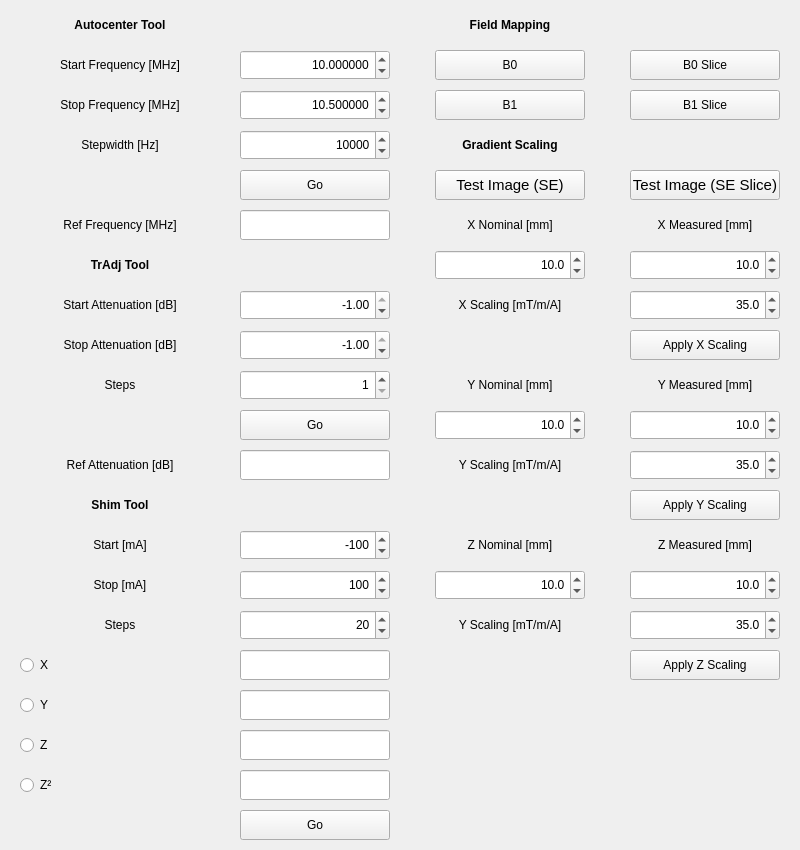
The window that Applications/relax2/ui/tools.ui (OpenMRI/ocra) describes before a commit, drawn with Qt 5.
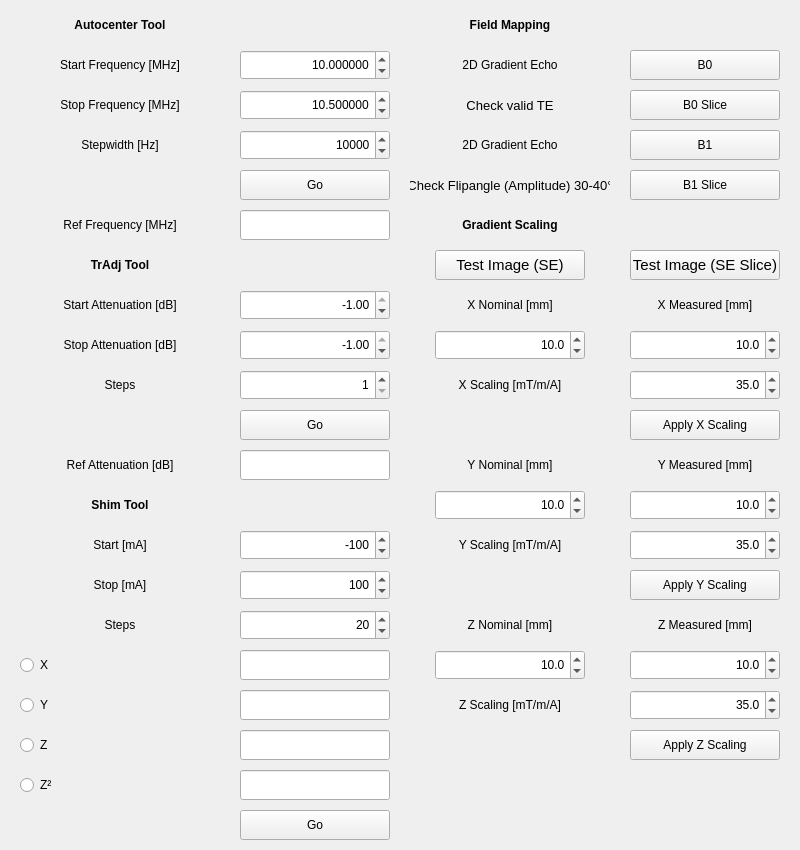
The same window after the commit.

```diff
--- a/Applications/relax2/ui/tools.ui
+++ b/Applications/relax2/ui/tools.ui
@@ -50,6 +50,94 @@
     <property name="spacing">
      <number>5</number>
     </property>
+    <item row="11" column="3">
+     <widget class="QLabel" name="label_20">
+      <property name="minimumSize">
+       <size>
+        <width>150</width>
+        <height>30</height>
+       </size>
+      </property>
+      <property name="maximumSize">
+       <size>
+        <width>150</width>
+        <height>30</height>
+       </size>
+      </property>
+      <property name="text">
+       <string>Y Measured [mm]</string>
+      </property>
+      <property name="alignment">
+       <set>Qt::AlignCenter</set>
+      </property>
+     </widget>
+    </item>
+    <item row="18" column="3">
+     <widget class="QPushButton" name="Apply_ZScaling_pushButton">
+      <property name="minimumSize">
+       <size>
+        <width>150</width>
+        <height>30</height>
+       </size>
+      </property>
+      <property name="maximumSize">
+       <size>
+        <width>150</width>
+        <height>30</height>
+       </size>
+      </property>
+      <property name="text">
+       <string>Apply Z Scaling</string>
+      </property>
+      <property name="autoDefault">
+       <bool>false</bool>
+      </property>
+     </widget>
+    </item>
+    <item row="13" column="2">
+     <widget class="QLabel" name="label_24">
+      <property name="minimumSize">
+       <size>
+        <width>200</width>
+        <height>30</height>
+       </size>
+      </property>
+      <property name="maximumSize">
+       <size>
+        <width>200</width>
+        <height>30</height>
+       </size>
+      </property>
+      <property name="text">
+       <string>Y Scaling [mT/m/A]</string>
+      </property>
+      <property name="alignment">
+       <set>Qt::AlignCenter</set>
+      </property>
+     </widget>
+    </item>
+    <item row="11" column="2">
+     <widget class="QLabel" name="label_19">
+      <property name="minimumSize">
+       <size>
+        <width>200</width>
+        <height>30</height>
+       </size>
+      </property>
+      <property name="maximumSize">
+       <size>
+        <width>200</width>
+        <height>30</height>
+       </size>
+      </property>
+      <property name="text">
+       <string>Y Nominal [mm]</string>
+      </property>
+      <property name="alignment">
+       <set>Qt::AlignCenter</set>
+      </property>
+     </widget>
+    </item>
     <item row="7" column="1">
      <widget class="QDoubleSpinBox" name="FA_Start_Attenuation_doubleSpinBox">
       <property name="minimumSize">
@@ -936,364 +1024,7 @@
       </property>
      </widget>
     </item>
-    <item row="1" column="3">
-     <widget class="QPushButton" name="Field_Map_B0_Slice_pushButton">
-      <property name="minimumSize">
-       <size>
-        <width>150</width>
-        <height>30</height>
-       </size>
-      </property>
-      <property name="maximumSize">
-       <size>
-        <width>150</width>
-        <height>30</height>
-       </size>
-      </property>
-      <property name="text">
-       <string>B0 Slice</string>
-      </property>
-      <property name="autoDefault">
-       <bool>false</bool>
-      </property>
-     </widget>
-    </item>
-    <item row="2" column="3">
-     <widget class="QPushButton" name="Field_Map_B1_Slice_pushButton">
-      <property name="minimumSize">
-       <size>
-        <width>150</width>
-        <height>30</height>
-       </size>
-      </property>
-      <property name="maximumSize">
-       <size>
-        <width>150</width>
-        <height>30</height>
-       </size>
-      </property>
-      <property name="text">
-       <string>B1 Slice</string>
-      </property>
-      <property name="autoDefault">
-       <bool>false</bool>
-      </property>
-     </widget>
-    </item>
-    <item row="1" column="2">
-     <layout class="QHBoxLayout" name="horizontalLayout_2">
-      <property name="spacing">
-       <number>0</number>
-      </property>
-      <item>
-       <widget class="QPushButton" name="Field_Map_B0_pushButton">
-        <property name="minimumSize">
-         <size>
-          <width>150</width>
-          <height>30</height>
-         </size>
-        </property>
-        <property name="maximumSize">
-         <size>
-          <width>150</width>
-          <height>30</height>
-         </size>
-        </property>
-        <property name="text">
-         <string>B0</string>
-        </property>
-        <property name="autoDefault">
-         <bool>false</bool>
-        </property>
-       </widget>
-      </item>
-     </layout>
-    </item>
-    <item row="2" column="2">
-     <layout class="QHBoxLayout" name="horizontalLayout">
-      <property name="spacing">
-       <number>0</number>
-      </property>
-      <item>
-       <widget class="QPushButton" name="Field_Map_B1_pushButton">
-        <property name="minimumSize">
-         <size>
-          <width>150</width>
-          <height>30</height>
-         </size>
-        </property>
-        <property name="maximumSize">
-         <size>
-          <width>150</width>
-          <height>30</height>
-         </size>
-        </property>
-        <property name="text">
-         <string>B1</string>
-        </property>
-        <property name="autoDefault">
-         <bool>false</bool>
-        </property>
-       </widget>
-      </item>
-     </layout>
-    </item>
-    <item row="4" column="2">
-     <layout class="QHBoxLayout" name="horizontalLayout_3">
-      <property name="spacing">
-       <number>0</number>
-      </property>
-      <item>
-       <widget class="QPushButton" name="Field_Map_Gradient_pushButton">
-        <property name="minimumSize">
-         <size>
-          <width>150</width>
-          <height>30</height>
-         </size>
-        </property>
-        <property name="maximumSize">
-         <size>
-          <width>150</width>
-          <height>30</height>
-         </size>
-        </property>
-        <property name="font">
-         <font>
-          <pointsize>11</pointsize>
-         </font>
-        </property>
-        <property name="text">
-         <string>Test Image (SE)</string>
-        </property>
-        <property name="autoDefault">
-         <bool>false</bool>
-        </property>
-       </widget>
-      </item>
-     </layout>
-    </item>
-    <item row="4" column="3">
-     <widget class="QPushButton" name="Field_Map_Gradient_Slice_pushButton">
-      <property name="minimumSize">
-       <size>
-        <width>150</width>
-        <height>30</height>
-       </size>
-      </property>
-      <property name="maximumSize">
-       <size>
-        <width>150</width>
-        <height>30</height>
-       </size>
-      </property>
-      <property name="font">
-       <font>
-        <pointsize>11</pointsize>
-       </font>
-      </property>
-      <property name="text">
-       <string>Test Image (SE Slice)</string>
-      </property>
-      <property name="autoDefault">
-       <bool>false</bool>
-      </property>
-     </widget>
-    </item>
-    <item row="3" column="2">
-     <widget class="QLabel" name="label_16">
-      <property name="minimumSize">
-       <size>
-        <width>200</width>
-        <height>30</height>
-       </size>
-      </property>
-      <property name="maximumSize">
-       <size>
-        <width>200</width>
-        <height>30</height>
-       </size>
-      </property>
-      <property name="font">
-       <font>
-        <weight>75</weight>
-        <bold>true</bold>
-       </font>
-      </property>
-      <property name="text">
-       <string>Gradient Scaling</string>
-      </property>
-      <property name="alignment">
-       <set>Qt::AlignCenter</set>
-      </property>
-     </widget>
-    </item>
-    <item row="6" column="3">
-     <widget class="QDoubleSpinBox" name="GradientScaling_XMeasured_doubleSpinBox">
-      <property name="minimumSize">
-       <size>
-        <width>150</width>
-        <height>30</height>
-       </size>
-      </property>
-      <property name="maximumSize">
-       <size>
-        <width>150</width>
-        <height>30</height>
-       </size>
-      </property>
-      <property name="alignment">
-       <set>Qt::AlignRight|Qt::AlignTrailing|Qt::AlignVCenter</set>
-      </property>
-      <property name="decimals">
-       <number>1</number>
-      </property>
-      <property name="maximum">
-       <double>1000.000000000000000</double>
-      </property>
-      <property name="singleStep">
-       <double>0.100000000000000</double>
-      </property>
-      <property name="value">
-       <double>10.000000000000000</double>
-      </property>
-     </widget>
-    </item>
-    <item row="6" column="2">
-     <layout class="QHBoxLayout" name="horizontalLayout_4">
-      <property name="spacing">
-       <number>0</number>
-      </property>
-      <item>
-       <widget class="QDoubleSpinBox" name="GradientScaling_XNominal_doubleSpinBox">
-        <property name="minimumSize">
-         <size>
-          <width>150</width>
-          <height>30</height>
-         </size>
-        </property>
-        <property name="maximumSize">
-         <size>
-          <width>150</width>
-          <height>30</height>
-         </size>
-        </property>
-        <property name="alignment">
-         <set>Qt::AlignRight|Qt::AlignTrailing|Qt::AlignVCenter</set>
-        </property>
-        <property name="decimals">
-         <number>1</number>
-        </property>
-        <property name="maximum">
-         <double>1000.000000000000000</double>
-        </property>
-        <property name="singleStep">
-         <double>0.100000000000000</double>
-        </property>
-        <property name="value">
-         <double>10.000000000000000</double>
-        </property>
-       </widget>
-      </item>
-     </layout>
-    </item>
-    <item row="5" column="2">
-     <widget class="QLabel" name="label_17">
-      <property name="minimumSize">
-       <size>
-        <width>200</width>
-        <height>30</height>
-       </size>
-      </property>
-      <property name="maximumSize">
-       <size>
-        <width>200</width>
-        <height>30</height>
-       </size>
-      </property>
-      <property name="text">
-       <string>X Nominal [mm]</string>
-      </property>
-      <property name="alignment">
-       <set>Qt::AlignCenter</set>
-      </property>
-     </widget>
-    </item>
-    <item row="5" column="3">
-     <widget class="QLabel" name="label_18">
-      <property name="minimumSize">
-       <size>
-        <width>150</width>
-        <height>30</height>
-       </size>
-      </property>
-      <property name="maximumSize">
-       <size>
-        <width>150</width>
-        <height>30</height>
-       </size>
-      </property>
-      <property name="text">
-       <string>X Measured [mm]</string>
-      </property>
-      <property name="alignment">
-       <set>Qt::AlignCenter</set>
-      </property>
-     </widget>
-    </item>
     <item row="16" column="3">
-     <widget class="QPushButton" name="Apply_ZScaling_pushButton">
-      <property name="minimumSize">
-       <size>
-        <width>150</width>
-        <height>30</height>
-       </size>
-      </property>
-      <property name="maximumSize">
-       <size>
-        <width>150</width>
-        <height>30</height>
-       </size>
-      </property>
-      <property name="text">
-       <string>Apply Z Scaling</string>
-      </property>
-      <property name="autoDefault">
-       <bool>false</bool>
-      </property>
-     </widget>
-    </item>
-    <item row="15" column="3">
-     <widget class="QDoubleSpinBox" name="Gradient_ZScaling_doubleSpinBox">
-      <property name="minimumSize">
-       <size>
-        <width>150</width>
-        <height>30</height>
-       </size>
-      </property>
-      <property name="maximumSize">
-       <size>
-        <width>150</width>
-        <height>30</height>
-       </size>
-      </property>
-      <property name="alignment">
-       <set>Qt::AlignRight|Qt::AlignTrailing|Qt::AlignVCenter</set>
-      </property>
-      <property name="decimals">
-       <number>1</number>
-      </property>
-      <property name="maximum">
-       <double>300.000000000000000</double>
-      </property>
-      <property name="singleStep">
-       <double>0.100000000000000</double>
-      </property>
-      <property name="value">
-       <double>35.000000000000000</double>
-      </property>
-     </widget>
-    </item>
-    <item row="14" column="3">
      <widget class="QDoubleSpinBox" name="GradientScaling_ZMeasured_doubleSpinBox">
       <property name="minimumSize">
        <size>
@@ -1324,7 +1055,7 @@
       </property>
      </widget>
     </item>
-    <item row="13" column="3">
+    <item row="15" column="3">
      <widget class="QLabel" name="label_22">
       <property name="minimumSize">
        <size>
@@ -1346,49 +1077,11 @@
       </property>
      </widget>
     </item>
-    <item row="14" column="2">
-     <layout class="QHBoxLayout" name="horizontalLayout_8">
-      <property name="spacing">
-       <number>0</number>
-      </property>
-      <item>
-       <widget class="QDoubleSpinBox" name="GradientScaling_ZNominal_doubleSpinBox">
-        <property name="minimumSize">
-         <size>
-          <width>150</width>
-          <height>30</height>
-         </size>
-        </property>
-        <property name="maximumSize">
-         <size>
-          <width>150</width>
-          <height>30</height>
-         </size>
-        </property>
-        <property name="alignment">
-         <set>Qt::AlignRight|Qt::AlignTrailing|Qt::AlignVCenter</set>
-        </property>
-        <property name="decimals">
-         <number>1</number>
-        </property>
-        <property name="maximum">
-         <double>1000.000000000000000</double>
-        </property>
-        <property name="singleStep">
-         <double>0.100000000000000</double>
-        </property>
-        <property name="value">
-         <double>10.000000000000000</double>
-        </property>
-       </widget>
-      </item>
-     </layout>
-    </item>
-    <item row="13" column="2">
-     <widget class="QLabel" name="label_21">
+    <item row="7" column="3">
+     <widget class="QLabel" name="label_18">
       <property name="minimumSize">
        <size>
-        <width>200</width>
+        <width>150</width>
         <height>30</height>
        </size>
       </property>
@@ -1399,98 +1092,14 @@
        </size>
       </property>
       <property name="text">
-       <string>Z Nominal [mm]</string>
+       <string>X Measured [mm]</string>
       </property>
       <property name="alignment">
        <set>Qt::AlignCenter</set>
       </property>
      </widget>
     </item>
-    <item row="12" column="3">
-     <widget class="QPushButton" name="Apply_YScaling_pushButton">
-      <property name="minimumSize">
-       <size>
-        <width>150</width>
-        <height>30</height>
-       </size>
-      </property>
-      <property name="maximumSize">
-       <size>
-        <width>150</width>
-        <height>30</height>
-       </size>
-      </property>
-      <property name="text">
-       <string>Apply Y Scaling</string>
-      </property>
-      <property name="autoDefault">
-       <bool>false</bool>
-      </property>
-     </widget>
-    </item>
-    <item row="11" column="3">
-     <widget class="QDoubleSpinBox" name="Gradient_YScaling_doubleSpinBox">
-      <property name="minimumSize">
-       <size>
-        <width>150</width>
-        <height>30</height>
-       </size>
-      </property>
-      <property name="maximumSize">
-       <size>
-        <width>150</width>
-        <height>30</height>
-       </size>
-      </property>
-      <property name="alignment">
-       <set>Qt::AlignRight|Qt::AlignTrailing|Qt::AlignVCenter</set>
-      </property>
-      <property name="decimals">
-       <number>1</number>
-      </property>
-      <property name="maximum">
-       <double>300.000000000000000</double>
-      </property>
-      <property name="singleStep">
-       <double>0.100000000000000</double>
-      </property>
-      <property name="value">
-       <double>35.000000000000000</double>
-      </property>
-     </widget>
-    </item>
-    <item row="10" column="3">
-     <widget class="QDoubleSpinBox" name="GradientScaling_YMeasured_doubleSpinBox">
-      <property name="minimumSize">
-       <size>
-        <width>150</width>
-        <height>30</height>
-       </size>
-      </property>
-      <property name="maximumSize">
-       <size>
-        <width>150</width>
-        <height>30</height>
-       </size>
-      </property>
-      <property name="alignment">
-       <set>Qt::AlignRight|Qt::AlignTrailing|Qt::AlignVCenter</set>
-      </property>
-      <property name="decimals">
-       <number>1</number>
-      </property>
-      <property name="maximum">
-       <double>1000.000000000000000</double>
-      </property>
-      <property name="singleStep">
-       <double>0.100000000000000</double>
-      </property>
-      <property name="value">
-       <double>10.000000000000000</double>
-      </property>
-     </widget>
-    </item>
-    <item row="10" column="2">
+    <item row="12" column="2">
      <layout class="QHBoxLayout" name="horizontalLayout_6">
       <property name="spacing">
        <number>0</number>
@@ -1528,8 +1137,8 @@
       </item>
      </layout>
     </item>
-    <item row="9" column="2">
-     <widget class="QLabel" name="label_19">
+    <item row="17" column="2">
+     <widget class="QLabel" name="label_25">
       <property name="minimumSize">
        <size>
         <width>200</width>
@@ -1543,15 +1152,46 @@
        </size>
       </property>
       <property name="text">
-       <string>Y Nominal [mm]</string>
+       <string>Z Scaling [mT/m/A]</string>
       </property>
       <property name="alignment">
        <set>Qt::AlignCenter</set>
       </property>
      </widget>
     </item>
+    <item row="12" column="3">
+     <widget class="QDoubleSpinBox" name="GradientScaling_YMeasured_doubleSpinBox">
+      <property name="minimumSize">
+       <size>
+        <width>150</width>
+        <height>30</height>
+       </size>
+      </property>
+      <property name="maximumSize">
+       <size>
+        <width>150</width>
+        <height>30</height>
+       </size>
+      </property>
+      <property name="alignment">
+       <set>Qt::AlignRight|Qt::AlignTrailing|Qt::AlignVCenter</set>
+      </property>
+      <property name="decimals">
+       <number>1</number>
+      </property>
+      <property name="maximum">
+       <double>1000.000000000000000</double>
+      </property>
+      <property name="singleStep">
+       <double>0.100000000000000</double>
+      </property>
+      <property name="value">
+       <double>10.000000000000000</double>
+      </property>
+     </widget>
+    </item>
     <item row="9" column="3">
-     <widget class="QLabel" name="label_20">
+     <widget class="QDoubleSpinBox" name="Gradient_XScaling_doubleSpinBox">
       <property name="minimumSize">
        <size>
         <width>150</width>
@@ -1564,15 +1204,51 @@
         <height>30</height>
        </size>
       </property>
-      <property name="text">
-       <string>Y Measured [mm]</string>
-      </property>
       <property name="alignment">
-       <set>Qt::AlignCenter</set>
+       <set>Qt::AlignRight|Qt::AlignTrailing|Qt::AlignVCenter</set>
       </property>
+      <property name="decimals">
+       <number>1</number>
+      </property>
+      <property name="maximum">
+       <double>300.000000000000000</double>
+      </property>
+      <property name="singleStep">
+       <double>0.100000000000000</double>
+      </property>
+      <property name="value">
+       <double>35.000000000000000</double>
+      </property>
      </widget>
     </item>
-    <item row="8" column="3">
+    <item row="6" column="3">
+     <widget class="QPushButton" name="Field_Map_Gradient_Slice_pushButton">
+      <property name="minimumSize">
+       <size>
+        <width>150</width>
+        <height>30</height>
+       </size>
+      </property>
+      <property name="maximumSize">
+       <size>
+        <width>150</width>
+        <height>30</height>
+       </size>
+      </property>
+      <property name="font">
+       <font>
+        <pointsize>11</pointsize>
+       </font>
+      </property>
+      <property name="text">
+       <string>Test Image (SE Slice)</string>
+      </property>
+      <property name="autoDefault">
+       <bool>false</bool>
+      </property>
+     </widget>
+    </item>
+    <item row="10" column="3">
      <widget class="QPushButton" name="Apply_XScaling_pushButton">
       <property name="minimumSize">
        <size>
@@ -1594,8 +1270,77 @@
       </property>
      </widget>
     </item>
-    <item row="7" column="3">
-     <widget class="QDoubleSpinBox" name="Gradient_XScaling_doubleSpinBox">
+    <item row="8" column="2">
+     <layout class="QHBoxLayout" name="horizontalLayout_4">
+      <property name="spacing">
+       <number>0</number>
+      </property>
+      <item>
+       <widget class="QDoubleSpinBox" name="GradientScaling_XNominal_doubleSpinBox">
+        <property name="minimumSize">
+         <size>
+          <width>150</width>
+          <height>30</height>
+         </size>
+        </property>
+        <property name="maximumSize">
+         <size>
+          <width>150</width>
+          <height>30</height>
+         </size>
+        </property>
+        <property name="alignment">
+         <set>Qt::AlignRight|Qt::AlignTrailing|Qt::AlignVCenter</set>
+        </property>
+        <property name="decimals">
+         <number>1</number>
+        </property>
+        <property name="maximum">
+         <double>1000.000000000000000</double>
+        </property>
+        <property name="singleStep">
+         <double>0.100000000000000</double>
+        </property>
+        <property name="value">
+         <double>10.000000000000000</double>
+        </property>
+       </widget>
+      </item>
+     </layout>
+    </item>
+    <item row="8" column="3">
+     <widget class="QDoubleSpinBox" name="GradientScaling_XMeasured_doubleSpinBox">
+      <property name="minimumSize">
+       <size>
+        <width>150</width>
+        <height>30</height>
+       </size>
+      </property>
+      <property name="maximumSize">
+       <size>
+        <width>150</width>
+        <height>30</height>
+       </size>
+      </property>
+      <property name="alignment">
+       <set>Qt::AlignRight|Qt::AlignTrailing|Qt::AlignVCenter</set>
+      </property>
+      <property name="decimals">
+       <number>1</number>
+      </property>
+      <property name="maximum">
+       <double>1000.000000000000000</double>
+      </property>
+      <property name="singleStep">
+       <double>0.100000000000000</double>
+      </property>
+      <property name="value">
+       <double>10.000000000000000</double>
+      </property>
+     </widget>
+    </item>
+    <item row="17" column="3">
+     <widget class="QDoubleSpinBox" name="Gradient_ZScaling_doubleSpinBox">
       <property name="minimumSize">
        <size>
         <width>150</width>
@@ -1625,7 +1370,29 @@
       </property>
      </widget>
     </item>
-    <item row="7" column="2">
+    <item row="15" column="2">
+     <widget class="QLabel" name="label_21">
+      <property name="minimumSize">
+       <size>
+        <width>200</width>
+        <height>30</height>
+       </size>
+      </property>
+      <property name="maximumSize">
+       <size>
+        <width>150</width>
+        <height>30</height>
+       </size>
+      </property>
+      <property name="text">
+       <string>Z Nominal [mm]</string>
+      </property>
+      <property name="alignment">
+       <set>Qt::AlignCenter</set>
+      </property>
+     </widget>
+    </item>
+    <item row="9" column="2">
      <widget class="QLabel" name="label_23">
       <property name="minimumSize">
        <size>
@@ -1647,10 +1414,32 @@
       </property>
      </widget>
     </item>
-    <item row="11" column="2">
-     <widget class="QLabel" name="label_24">
+    <item row="14" column="3">
+     <widget class="QPushButton" name="Apply_YScaling_pushButton">
       <property name="minimumSize">
        <size>
+        <width>150</width>
+        <height>30</height>
+       </size>
+      </property>
+      <property name="maximumSize">
+       <size>
+        <width>150</width>
+        <height>30</height>
+       </size>
+      </property>
+      <property name="text">
+       <string>Apply Y Scaling</string>
+      </property>
+      <property name="autoDefault">
+       <bool>false</bool>
+      </property>
+     </widget>
+    </item>
+    <item row="7" column="2">
+     <widget class="QLabel" name="label_17">
+      <property name="minimumSize">
+       <size>
         <width>200</width>
         <height>30</height>
        </size>
@@ -1662,17 +1451,120 @@
        </size>
       </property>
       <property name="text">
-       <string>Y Scaling [mT/m/A]</string>
+       <string>X Nominal [mm]</string>
       </property>
       <property name="alignment">
        <set>Qt::AlignCenter</set>
       </property>
      </widget>
     </item>
-    <item row="15" column="2">
-     <widget class="QLabel" name="label_25">
+    <item row="16" column="2">
+     <layout class="QHBoxLayout" name="horizontalLayout_8">
+      <property name="spacing">
+       <number>0</number>
+      </property>
+      <item>
+       <widget class="QDoubleSpinBox" name="GradientScaling_ZNominal_doubleSpinBox">
+        <property name="minimumSize">
+         <size>
+          <width>150</width>
+          <height>30</height>
+         </size>
+        </property>
+        <property name="maximumSize">
+         <size>
+          <width>150</width>
+          <height>30</height>
+         </size>
+        </property>
+        <property name="alignment">
+         <set>Qt::AlignRight|Qt::AlignTrailing|Qt::AlignVCenter</set>
+        </property>
+        <property name="decimals">
+         <number>1</number>
+        </property>
+        <property name="maximum">
+         <double>1000.000000000000000</double>
+        </property>
+        <property name="singleStep">
+         <double>0.100000000000000</double>
+        </property>
+        <property name="value">
+         <double>10.000000000000000</double>
+        </property>
+       </widget>
+      </item>
+     </layout>
+    </item>
+    <item row="13" column="3">
+     <widget class="QDoubleSpinBox" name="Gradient_YScaling_doubleSpinBox">
       <property name="minimumSize">
        <size>
+        <width>150</width>
+        <height>30</height>
+       </size>
+      </property>
+      <property name="maximumSize">
+       <size>
+        <width>150</width>
+        <height>30</height>
+       </size>
+      </property>
+      <property name="alignment">
+       <set>Qt::AlignRight|Qt::AlignTrailing|Qt::AlignVCenter</set>
+      </property>
+      <property name="decimals">
+       <number>1</number>
+      </property>
+      <property name="maximum">
+       <double>300.000000000000000</double>
+      </property>
+      <property name="singleStep">
+       <double>0.100000000000000</double>
+      </property>
+      <property name="value">
+       <double>35.000000000000000</double>
+      </property>
+     </widget>
+    </item>
+    <item row="6" column="2">
+     <layout class="QHBoxLayout" name="horizontalLayout_3">
+      <property name="spacing">
+       <number>0</number>
+      </property>
+      <item>
+       <widget class="QPushButton" name="Field_Map_Gradient_pushButton">
+        <property name="minimumSize">
+         <size>
+          <width>150</width>
+          <height>30</height>
+         </size>
+        </property>
+        <property name="maximumSize">
+         <size>
+          <width>150</width>
+          <height>30</height>
+         </size>
+        </property>
+        <property name="font">
+         <font>
+          <pointsize>11</pointsize>
+         </font>
+        </property>
+        <property name="text">
+         <string>Test Image (SE)</string>
+        </property>
+        <property name="autoDefault">
+         <bool>false</bool>
+        </property>
+       </widget>
+      </item>
+     </layout>
+    </item>
+    <item row="5" column="2">
+     <widget class="QLabel" name="label_16">
+      <property name="minimumSize">
+       <size>
         <width>200</width>
         <height>30</height>
        </size>
@@ -1683,8 +1575,200 @@
         <height>30</height>
        </size>
       </property>
+      <property name="font">
+       <font>
+        <weight>75</weight>
+        <bold>true</bold>
+       </font>
+      </property>
       <property name="text">
-       <string>Y Scaling [mT/m/A]</string>
+       <string>Gradient Scaling</string>
+      </property>
+      <property name="alignment">
+       <set>Qt::AlignCenter</set>
+      </property>
+     </widget>
+    </item>
+    <item row="4" column="3">
+     <widget class="QPushButton" name="Field_Map_B1_Slice_pushButton">
+      <property name="minimumSize">
+       <size>
+        <width>150</width>
+        <height>30</height>
+       </size>
+      </property>
+      <property name="maximumSize">
+       <size>
+        <width>150</width>
+        <height>30</height>
+       </size>
+      </property>
+      <property name="text">
+       <string>B1 Slice</string>
+      </property>
+      <property name="autoDefault">
+       <bool>false</bool>
+      </property>
+     </widget>
+    </item>
+    <item row="2" column="3">
+     <widget class="QPushButton" name="Field_Map_B0_Slice_pushButton">
+      <property name="minimumSize">
+       <size>
+        <width>150</width>
+        <height>30</height>
+       </size>
+      </property>
+      <property name="maximumSize">
+       <size>
+        <width>150</width>
+        <height>30</height>
+       </size>
+      </property>
+      <property name="text">
+       <string>B0 Slice</string>
+      </property>
+      <property name="autoDefault">
+       <bool>false</bool>
+      </property>
+     </widget>
+    </item>
+    <item row="1" column="3">
+     <widget class="QPushButton" name="Field_Map_B0_pushButton">
+      <property name="minimumSize">
+       <size>
+        <width>150</width>
+        <height>30</height>
+       </size>
+      </property>
+      <property name="maximumSize">
+       <size>
+        <width>150</width>
+        <height>30</height>
+       </size>
+      </property>
+      <property name="text">
+       <string>B0</string>
+      </property>
+      <property name="autoDefault">
+       <bool>false</bool>
+      </property>
+     </widget>
+    </item>
+    <item row="1" column="2">
+     <widget class="QLabel" name="label_26">
+      <property name="minimumSize">
+       <size>
+        <width>200</width>
+        <height>30</height>
+       </size>
+      </property>
+      <property name="maximumSize">
+       <size>
+        <width>200</width>
+        <height>30</height>
+       </size>
+      </property>
+      <property name="text">
+       <string>2D Gradient Echo</string>
+      </property>
+      <property name="alignment">
+       <set>Qt::AlignCenter</set>
+      </property>
+     </widget>
+    </item>
+    <item row="2" column="2">
+     <widget class="QLabel" name="label_27">
+      <property name="minimumSize">
+       <size>
+        <width>200</width>
+        <height>30</height>
+       </size>
+      </property>
+      <property name="maximumSize">
+       <size>
+        <width>200</width>
+        <height>30</height>
+       </size>
+      </property>
+      <property name="font">
+       <font>
+        <pointsize>10</pointsize>
+       </font>
+      </property>
+      <property name="text">
+       <string>Check valid TE</string>
+      </property>
+      <property name="alignment">
+       <set>Qt::AlignCenter</set>
+      </property>
+     </widget>
+    </item>
+    <item row="3" column="3">
+     <widget class="QPushButton" name="Field_Map_B1_pushButton">
+      <property name="minimumSize">
+       <size>
+        <width>150</width>
+        <height>30</height>
+       </size>
+      </property>
+      <property name="maximumSize">
+       <size>
+        <width>150</width>
+        <height>30</height>
+       </size>
+      </property>
+      <property name="text">
+       <string>B1</string>
+      </property>
+      <property name="autoDefault">
+       <bool>false</bool>
+      </property>
+     </widget>
+    </item>
+    <item row="3" column="2">
+     <widget class="QLabel" name="label_28">
+      <property name="minimumSize">
+       <size>
+        <width>200</width>
+        <height>30</height>
+       </size>
+      </property>
+      <property name="maximumSize">
+       <size>
+        <width>200</width>
+        <height>30</height>
+       </size>
+      </property>
+      <property name="text">
+       <string>2D Gradient Echo</string>
+      </property>
+      <property name="alignment">
+       <set>Qt::AlignCenter</set>
+      </property>
+     </widget>
+    </item>
+    <item row="4" column="2">
+     <widget class="QLabel" name="label_29">
+      <property name="minimumSize">
+       <size>
+        <width>200</width>
+        <height>30</height>
+       </size>
+      </property>
+      <property name="maximumSize">
+       <size>
+        <width>200</width>
+        <height>30</height>
+       </size>
+      </property>
+      <property name="font">
+       <font>
+        <pointsize>10</pointsize>
+       </font>
+      </property>
+      <property name="text">
+       <string>Check Flipangle (Amplitude) 30-40°</string>
       </property>
       <property name="alignment">
        <set>Qt::AlignCenter</set>
```
